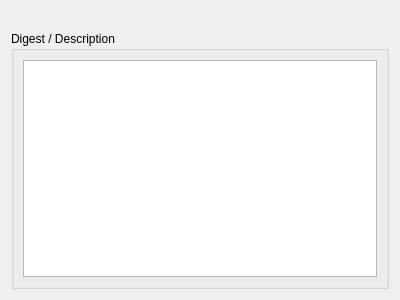
Old version of the form src/Help/HelpPageOutput.ui in the repository xavierxeon-music/MaxPackageAdmin.
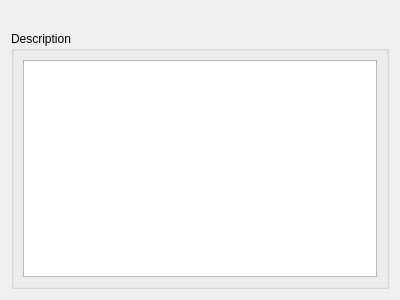
New version of the form.

The edit to the form file:
```diff
--- a/src/Help/HelpPageOutput.ui
+++ b/src/Help/HelpPageOutput.ui
@@ -27,7 +27,7 @@
    <item>
     <widget class="QGroupBox" name="digestGroup">
      <property name="title">
-      <string>Digest / Description</string>
+      <string>Description</string>
      </property>
      <property name="flat">
       <bool>true</bool>
```
